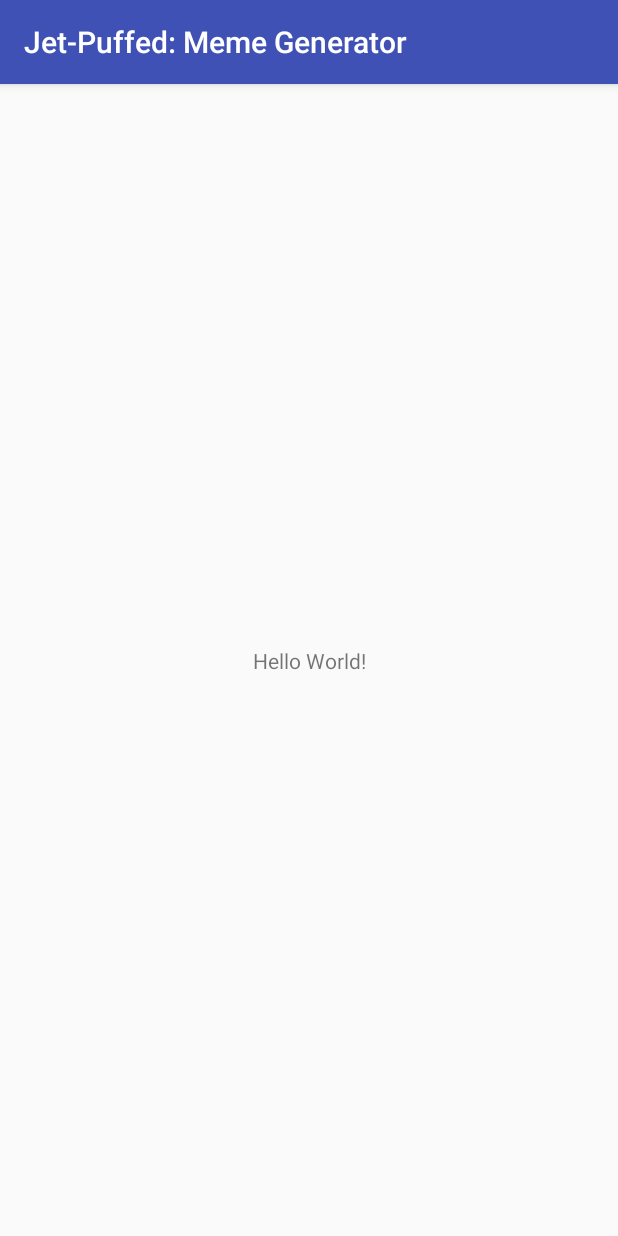
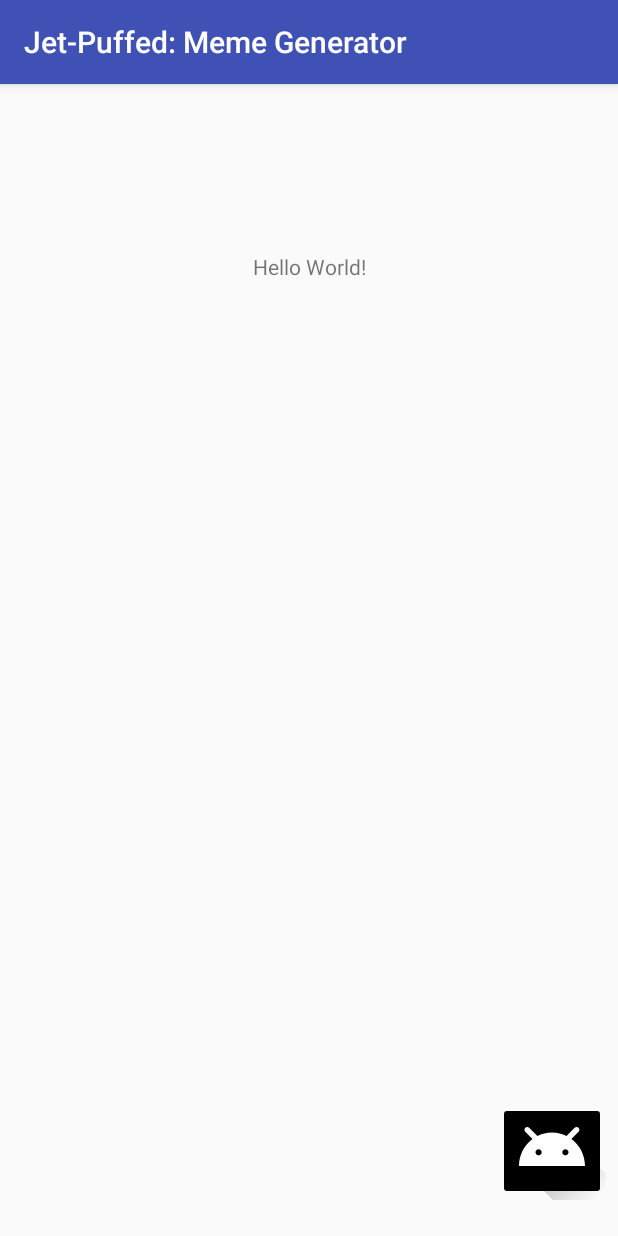
Before and after one commit to Dcb426/memeGen, an Android app: the start_Up screen opened directly, with no data from a screen before it, on a phone screen of 412 x 824 dp. Run offline under Robolectric (Android 15) with nearby library versions, the phone set to English and light mode, and no system bars.

Commit message:
fix 2.0 // natta pat falt

```diff
--- a/app/src/main/AndroidManifest.xml
+++ b/app/src/main/AndroidManifest.xml
@@ -1,6 +1,8 @@
 <?xml version="1.0" encoding="utf-8"?>
 <manifest xmlns:android="http://schemas.android.com/apk/res/android"
     package="cs316.project_1.memegen">
+
+    <uses-permission android:name="android.permission.INTERNET" />
 
     <application
         android:allowBackup="true"
--- a/app/src/main/res/layout/activity_start__up.xml
+++ b/app/src/main/res/layout/activity_start__up.xml
@@ -13,6 +13,19 @@
         app:layout_constraintBottom_toBottomOf="parent"
         app:layout_constraintLeft_toLeftOf="parent"
         app:layout_constraintRight_toRightOf="parent"
-        app:layout_constraintTop_toTopOf="parent" />
+        app:layout_constraintTop_toTopOf="parent"
+        app:layout_constraintVertical_bias="0.15" />
+
+    <ImageButton
+        android:id="@+id/UploadPicture"
+        android:layout_width="72dp"
+        android:layout_height="65dp"
+        android:layout_marginBottom="24dp"
+        android:layout_marginEnd="8dp"
+        android:backgroundTint="@color/common_google_signin_btn_text_dark_focused"
+        android:contentDescription="@string/uploadspicturestofirebase"
+        app:layout_constraintBottom_toBottomOf="parent"
+        app:layout_constraintEnd_toEndOf="parent"
+        app:srcCompat="@drawable/ic_launcher_foreground" />
 
 </android.support.constraint.ConstraintLayout>
--- a/app/src/main/res/values/strings.xml
+++ b/app/src/main/res/values/strings.xml
@@ -1,3 +1,4 @@
 <resources>
     <string name="app_name">Jet-Puffed: Meme Generator</string>
+    <string name="uploadspicturestofirebase">UploadsPicturestofirebase</string>
 </resources>
```
